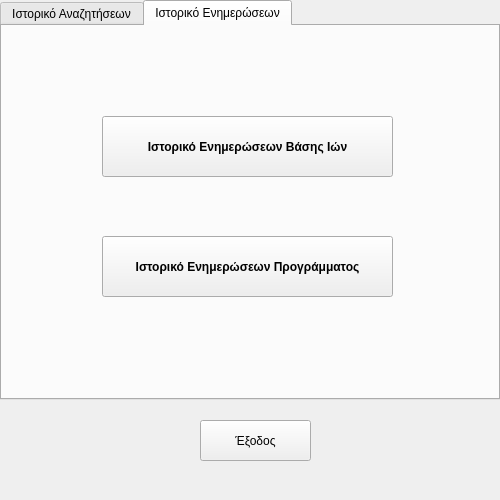
cti-gr/avgui, file PrimeAVG/ui/historyDialog.ui: the form before one commit.
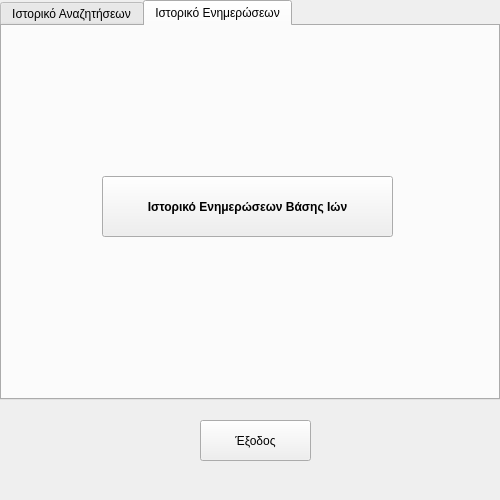
The form after the commit. The open tabs and pages were chosen to show the change.

Commit message: version 0.13 - Added txt creation functionality for scan history - overrode closeEvent() to clear manager._resultsToPrint when the scan results dialog widget is closed

The edit to the form file:
```diff
--- a/PrimeAVG/ui/historyDialog.ui
+++ b/PrimeAVG/ui/historyDialog.ui
@@ -195,7 +195,7 @@
      <property name="geometry">
       <rect>
        <x>100</x>
-       <y>90</y>
+       <y>150</y>
        <width>291</width>
        <height>61</height>
       </rect>
@@ -210,25 +210,6 @@
       <string>Ιστορικό Ενημερώσεων Βάσης Ιών</string>
      </property>
     </widget>
-    <widget class="QPushButton" name="pushButton_2">
-     <property name="geometry">
-      <rect>
-       <x>100</x>
-       <y>210</y>
-       <width>291</width>
-       <height>61</height>
-      </rect>
-     </property>
-     <property name="font">
-      <font>
-       <weight>75</weight>
-       <bold>true</bold>
-      </font>
-     </property>
-     <property name="text">
-      <string>Ιστορικό Ενημερώσεων Προγράμματος</string>
-     </property>
-    </widget>
    </widget>
   </widget>
   <widget class="QPushButton" name="exitButton">
```
The commit also changes 14 other files.
